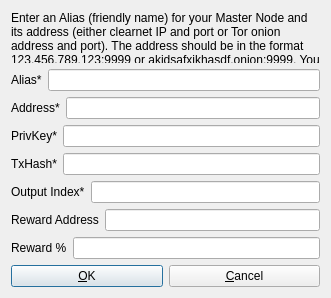
Before: the Qt Designer form src/qt/forms/addeditadrenalinenode.ui in profithunterscoin/phc, drawn with Qt 5.
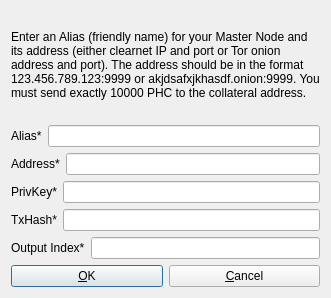
After: the same form once the commit is applied.

The edit to the form file:
```diff
--- a/src/qt/forms/addeditadrenalinenode.ui
+++ b/src/qt/forms/addeditadrenalinenode.ui
@@ -118,40 +118,6 @@
      </item>
     </layout>
    </item>
-   <item>
-    <layout class="QHBoxLayout" name="horizontalLayout_6">
-     <property name="bottomMargin">
-      <number>0</number>
-     </property>
-     <item>
-      <widget class="QLabel" name="label_3">
-       <property name="text">
-        <string>Reward Address</string>
-       </property>
-      </widget>
-     </item> 
-     <item>
-      <widget class="QLineEdit" name="rewardaddressLineEdit"/>
-     </item>
-    </layout>
-   </item>
-   <item>
-    <layout class="QHBoxLayout" name="horizontalLayout_7">
-     <property name="bottomMargin">
-      <number>0</number>
-     </property>
-     <item>
-      <widget class="QLabel" name="label_7">
-       <property name="text">
-        <string>Reward %</string>
-       </property>
-      </widget>
-     </item>
-     <item>
-      <widget class="QLineEdit" name="rewardpercentageLineEdit"/>
-     </item>
-    </layout>
-   </item>
    <item>
     <layout class="QHBoxLayout" name="horizontalLayout_Buttons">
      <item>
```
